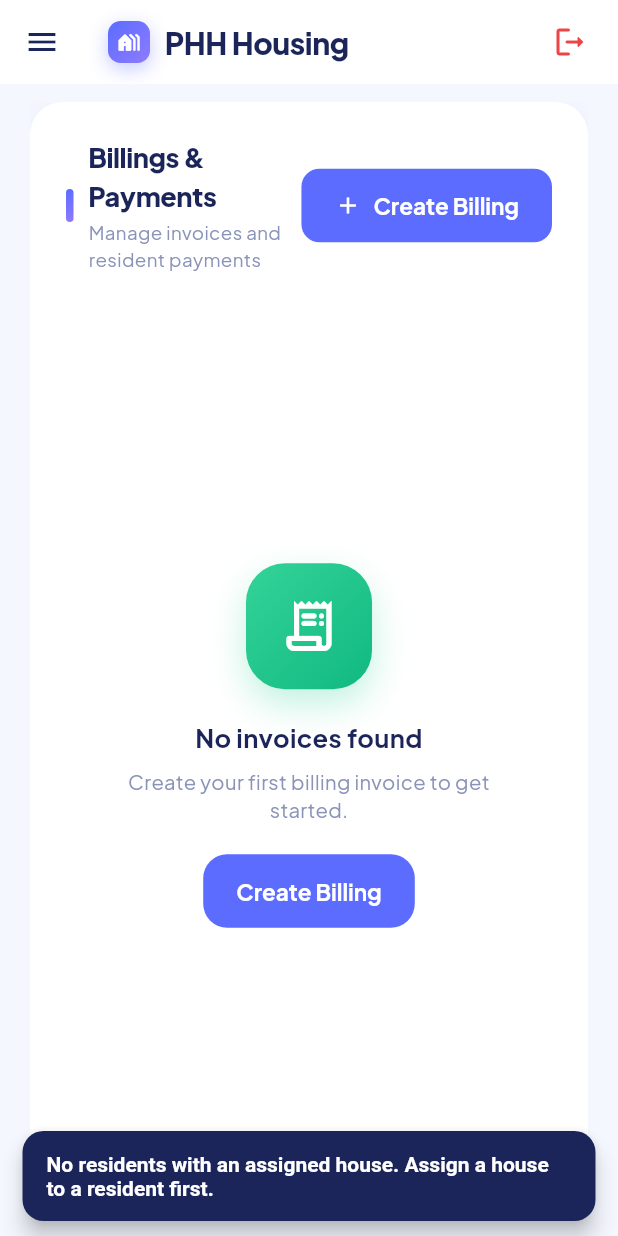
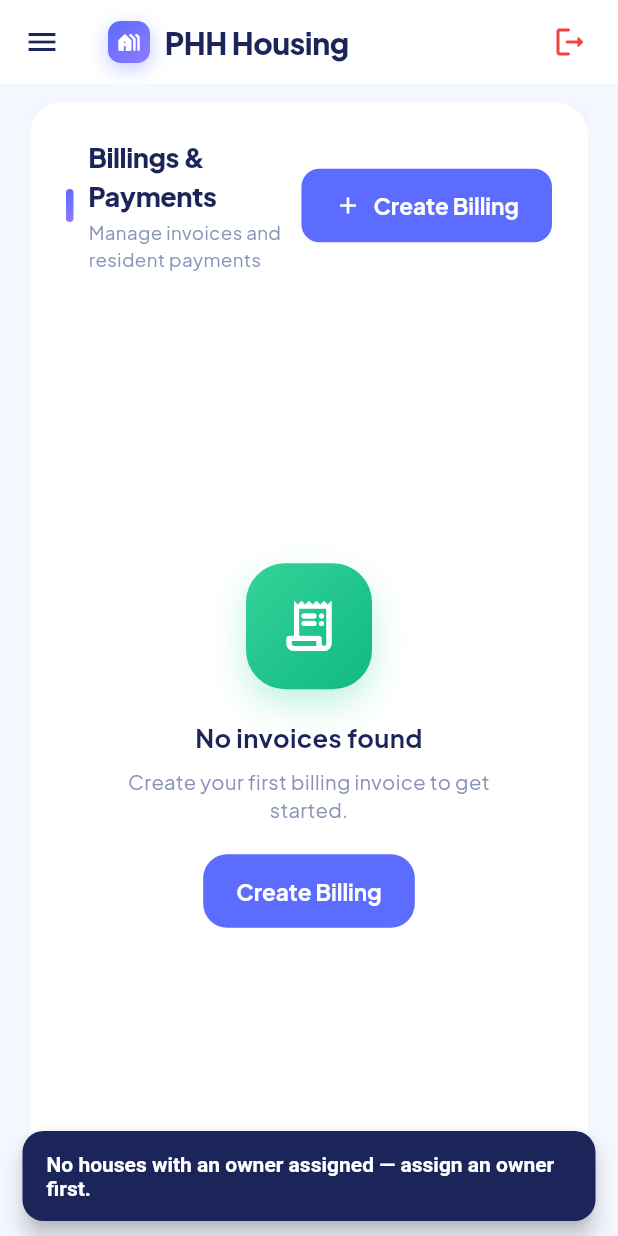
Before and after one commit to kautsarbaiq/HCM-PHH-App, a Flutter app: the BillingsAdminPage screen opened by its route, after a tap on "Create Billing", on a phone screen of 412 x 824 dp. Run offline on Flutter 3.47's test engine with Material 3 defaults, Android fonts, the phone set to English and light mode, and no system bars; our stand-ins replace cached_network_image, flutter_animate, flutter_dotenv, flutter_riverpod, flutter_screenutil, go_router and 6 more; missing offline and left inert: mobile_scanner; accounts and stored records are empty; network calls fail.

Commit message:
feat(admin): bill invoices to a house instead of a resident
Create/Edit Billing now selects a house; the invoice is charged to the house and assigned to its owner (resident_id = owner) so the resident still sees and can pay it. Roomier, wider form. List/detail show the house.

Co-Authored-By: Claude Opus 4.8 <noreply@anthropic.com>

```diff
--- a/lib/features/admin/presentation/pages/billings_admin_page.dart
+++ b/lib/features/admin/presentation/pages/billings_admin_page.dart
@@ -1,8 +1,8 @@
 import 'package:flutter/material.dart';
 import 'package:flutter_riverpod/flutter_riverpod.dart';
 import 'package:intl/intl.dart';
-import '../../../../core/repositories/admin_repository.dart';
 import '../../../../core/repositories/billing_repository.dart';
+import 'houses_admin_page.dart';
 import '../../../../theme/app_colors.dart';
 import '../../../../core/widgets/premium_card.dart';
 import '../../../../core/widgets/section_header.dart';
@@ -79,6 +79,18 @@ class _BillingsAdminPageState extends ConsumerState<BillingsAdminPage> {
     );
   }
 
+  // Maps a billing to its house label by looking up the house in the
+  // adminHousesProvider. Returns 'House {houseNumber}' or '-'.
+  String _houseLabel(Billing b) {
+    final houses = ref.read(adminHousesProvider).valueOrNull;
+    if (houses != null) {
+      for (final h in houses) {
+        if (h.id == b.houseId) return 'House ${h.houseNumber}';
+      }
+    }
+    return '-';
+  }
+
   void _showDetails(Billing billing) {
     final status = _statusStyle(billing.status);
     showDialog(
@@ -110,7 +122,8 @@ class _BillingsAdminPageState extends ConsumerState<BillingsAdminPage> {
               crossAxisAlignment: CrossAxisAlignment.start,
               children: [
                 _buildDetailItem('Title', billing.title),
-                _buildDetailItem('Resident', billing.resident?.fullName ?? '-'),
+                _buildDetailItem('House', _houseLabel(billing)),
+                _buildDetailItem('Owner', billing.resident?.fullName ?? '-'),
                 _buildDetailItem('Amount', _formatAmount(billing.amount)),
                 _buildDetailItem(
                   'Period',
@@ -171,27 +184,27 @@ class _BillingsAdminPageState extends ConsumerState<BillingsAdminPage> {
 
   void _showForm({Billing? billing}) {
     final isEdit = billing != null;
-    final residentsAsync = ref.read(adminResidentsProvider);
+    final housesAsync = ref.read(adminHousesProvider);
 
-    // If the residents list is still loading, don't misreport "none assigned".
-    if (residentsAsync.isLoading) {
+    // If the houses list is still loading, don't misreport "none assigned".
+    if (housesAsync.isLoading) {
       ScaffoldMessenger.of(context).showSnackBar(
         const SnackBar(
-          content: Text('Loading residents… please try again in a moment.'),
+          content: Text('Loading houses… please try again in a moment.'),
         ),
       );
       return;
     }
 
-    final residents = (residentsAsync.valueOrNull ?? [])
-        .where((r) => r.houseId != null && r.houseId!.isNotEmpty)
+    final houses = (housesAsync.valueOrNull ?? [])
+        .where((h) => h.ownerId != null && h.ownerId!.isNotEmpty)
         .toList();
 
-    if (residents.isEmpty) {
+    if (houses.isEmpty) {
       ScaffoldMessenger.of(context).showSnackBar(
         const SnackBar(
           content: Text(
-            'No residents with an assigned house. Assign a house to a resident first.',
+            'No houses with an owner assigned — assign an owner first.',
           ),
         ),
       );
@@ -218,9 +231,9 @@ class _BillingsAdminPageState extends ConsumerState<BillingsAdminPage> {
     );
     final periodController = TextEditingController(text: billing?.period ?? '');
 
-    String? selectedResidentId =
-        (billing != null && residents.any((r) => r.id == billing.residentId))
-        ? billing.residentId
+    String? selectedHouseId =
+        (billing != null && houses.any((h) => h.id == billing.houseId))
+        ? billing.houseId
         : null;
     String status = billing?.status ?? 'unpaid';
     bool isSaving = false;
@@ -241,8 +254,11 @@ class _BillingsAdminPageState extends ConsumerState<BillingsAdminPage> {
             return AlertDialog(
               backgroundColor: Colors.white,
               shape: RoundedRectangleBorder(
-                borderRadius: BorderRadius.circular(20),
+                borderRadius: BorderRadius.circular(24),
               ),
+              titlePadding: const EdgeInsets.fromLTRB(24, 24, 24, 12),
+              contentPadding: const EdgeInsets.fromLTRB(24, 0, 24, 8),
+              actionsPadding: const EdgeInsets.fromLTRB(24, 8, 24, 20),
               title: Text(
                 isEdit ? 'Edit Billing Invoice' : 'Create Billing Invoice',
                 style: const TextStyle(
@@ -250,7 +266,9 @@ class _BillingsAdminPageState extends ConsumerState<BillingsAdminPage> {
                   color: AppColors.textPrimary,
                 ),
               ),
-              content: SingleChildScrollView(
+              content: SizedBox(
+                width: 460,
+                child: SingleChildScrollView(
                   child: Column(
                     mainAxisSize: MainAxisSize.min,
                     children: [
@@ -264,24 +282,27 @@ class _BillingsAdminPageState extends ConsumerState<BillingsAdminPage> {
                         'Title (e.g. Monthly Maintenance)',
                         Icons.title,
                       ),
-                    const SizedBox(height: 8),
+                      const SizedBox(height: 12),
                       DropdownButtonFormField<String>(
-                      value: selectedResidentId,
+                        value: selectedHouseId,
                         isExpanded: true,
-                      decoration: _inputDecoration('Resident', Icons.person),
-                      items: residents
-                          .map(
-                            (r) => DropdownMenuItem(
-                              value: r.id,
-                              child: Text(
-                                r.fullName,
-                                overflow: TextOverflow.ellipsis,
+                        decoration: _inputDecoration(
+                          'Bill to House',
+                          Icons.house_rounded,
                         ),
-                            ),
-                          )
-                          .toList(),
+                        items: houses.map((h) {
+                          final ownerName = h.owner?.fullName;
+                          final label =
+                              ownerName != null && ownerName.isNotEmpty
+                              ? 'House ${h.houseNumber} · $ownerName'
+                              : 'House ${h.houseNumber}';
+                          return DropdownMenuItem(
+                            value: h.id,
+                            child: Text(label, overflow: TextOverflow.ellipsis),
+                          );
+                        }).toList(),
                         onChanged: (val) =>
-                          setDialogState(() => selectedResidentId = val),
+                            setDialogState(() => selectedHouseId = val),
                       ),
                       _buildTextField(
                         amountController,
@@ -294,7 +315,7 @@ class _BillingsAdminPageState extends ConsumerState<BillingsAdminPage> {
                         'Period (e.g. June 2026) — optional',
                         Icons.event_note,
                       ),
-                    const SizedBox(height: 12),
+                      const SizedBox(height: 16),
                       InkWell(
                         onTap: () async {
                           final picked = await showDatePicker(
@@ -314,7 +335,9 @@ class _BillingsAdminPageState extends ConsumerState<BillingsAdminPage> {
                           ),
                           child: Text(
                             DateFormat('MMM dd, yyyy').format(dueDate),
-                          style: const TextStyle(color: AppColors.textPrimary),
+                            style: const TextStyle(
+                              color: AppColors.textPrimary,
+                            ),
                           ),
                         ),
                       ),
@@ -362,6 +385,7 @@ class _BillingsAdminPageState extends ConsumerState<BillingsAdminPage> {
                     ],
                   ),
                 ),
+              ),
               actions: [
                 TextButton(
                   onPressed: isSaving ? null : () => Navigator.pop(context),
@@ -381,20 +405,33 @@ class _BillingsAdminPageState extends ConsumerState<BillingsAdminPage> {
                           );
                           if (invoiceController.text.isEmpty ||
                               titleController.text.isEmpty ||
-                              selectedResidentId == null ||
+                              selectedHouseId == null ||
                               amountVal == null) {
                             messenger.showSnackBar(
                               const SnackBar(
                                 content: Text(
-                                  'Please fill invoice, title, resident, and a valid amount.',
+                                  'Please fill invoice, title, house, and a valid amount.',
                                 ),
                               ),
                             );
                             return;
                           }
-                          final resident = residents.firstWhere(
-                            (r) => r.id == selectedResidentId,
+                          final house = houses.firstWhere(
+                            (h) => h.id == selectedHouseId,
                           );
+                          // The owner receives the invoice. Abort if the house
+                          // somehow has no owner assigned.
+                          if (house.ownerId == null || house.ownerId!.isEmpty) {
+                            messenger.showSnackBar(
+                              const SnackBar(
+                                content: Text(
+                                  'Selected house has no owner assigned. Assign an owner first.',
+                                ),
+                              ),
+                            );
+                            return;
+                          }
+                          final ownerId = house.ownerId!;
                           final dueIso = DateFormat(
                             'yyyy-MM-dd',
                           ).format(dueDate);
@@ -406,8 +443,8 @@ class _BillingsAdminPageState extends ConsumerState<BillingsAdminPage> {
                                   .updateBilling(billing.id, {
                                     'invoice_number': invoiceController.text,
                                     'title': titleController.text,
-                                    'resident_id': resident.id,
-                                    'house_id': resident.houseId,
+                                    'resident_id': ownerId,
+                                    'house_id': house.id,
                                     'amount': amountVal,
                                     'due_date': dueIso,
                                     'period': periodController.text.isEmpty
@@ -429,8 +466,8 @@ class _BillingsAdminPageState extends ConsumerState<BillingsAdminPage> {
                                       period: periodController.text.isEmpty
                                           ? null
                                           : periodController.text,
-                                      residentId: resident.id,
-                                      houseId: resident.houseId!,
+                                      residentId: ownerId,
+                                      houseId: house.id,
                                     ),
                                   );
                             }
@@ -574,8 +611,9 @@ class _BillingsAdminPageState extends ConsumerState<BillingsAdminPage> {
   @override
   Widget build(BuildContext context) {
     final billingsAsync = ref.watch(adminBillingsProvider);
-    // Warm the residents list so the create/edit form has data ready.
-    ref.watch(adminResidentsProvider);
+    // Warm the houses list so the create/edit form and house labels have data
+    // ready.
+    ref.watch(adminHousesProvider);
 
     return PremiumCard(
       padding: const EdgeInsets.all(24.0),
@@ -677,7 +715,7 @@ class _BillingsAdminPageState extends ConsumerState<BillingsAdminPage> {
                                       Expanded(
                                         flex: 3,
                                         child: Text(
-                                          'Resident',
+                                          'House',
                                           style: TextStyle(
                                             fontWeight: FontWeight.w700,
                                             color: AppColors.textSecondary,
@@ -762,7 +800,7 @@ class _BillingsAdminPageState extends ConsumerState<BillingsAdminPage> {
                                             Expanded(
                                               flex: 3,
                                               child: Text(
-                                                b.resident?.fullName ?? '-',
+                                                _houseLabel(b),
                                                 style: const TextStyle(
                                                   color: AppColors.textPrimary,
                                                 ),
@@ -895,7 +933,7 @@ class _BillingsAdminPageState extends ConsumerState<BillingsAdminPage> {
           ),
           const SizedBox(height: 12),
           Text(
-            'Resident: ${b.resident?.fullName ?? '-'}',
+            'House: ${_houseLabel(b)}',
             style: const TextStyle(
               color: AppColors.textSecondary,
               fontSize: 13,
```
Lines whose indentation alone changed are shown as unchanged.
